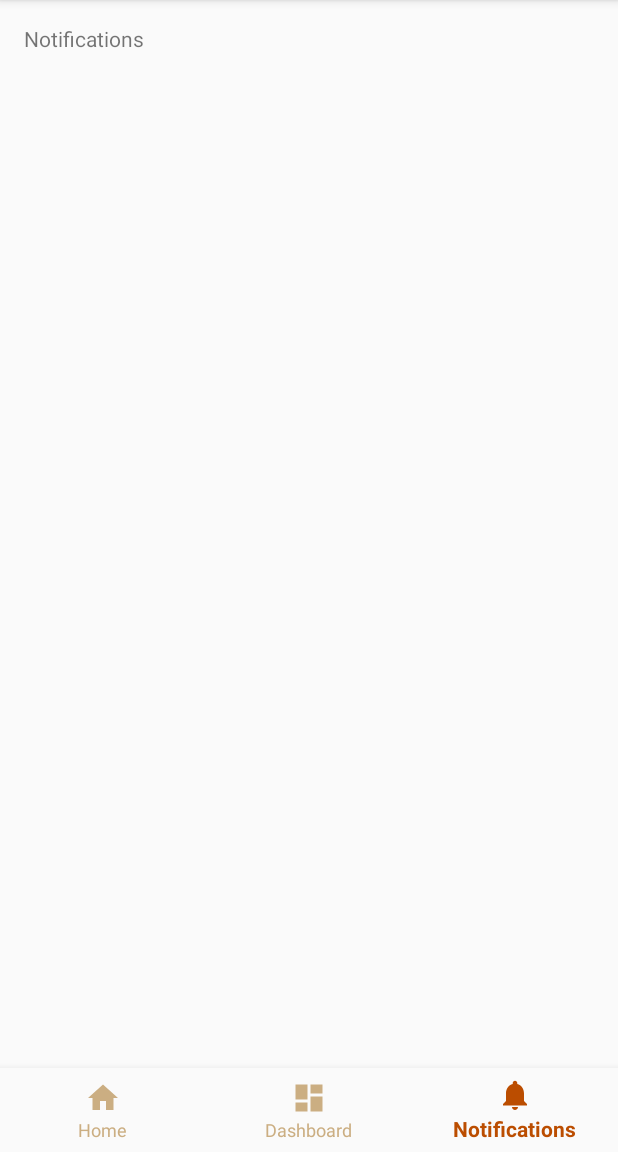
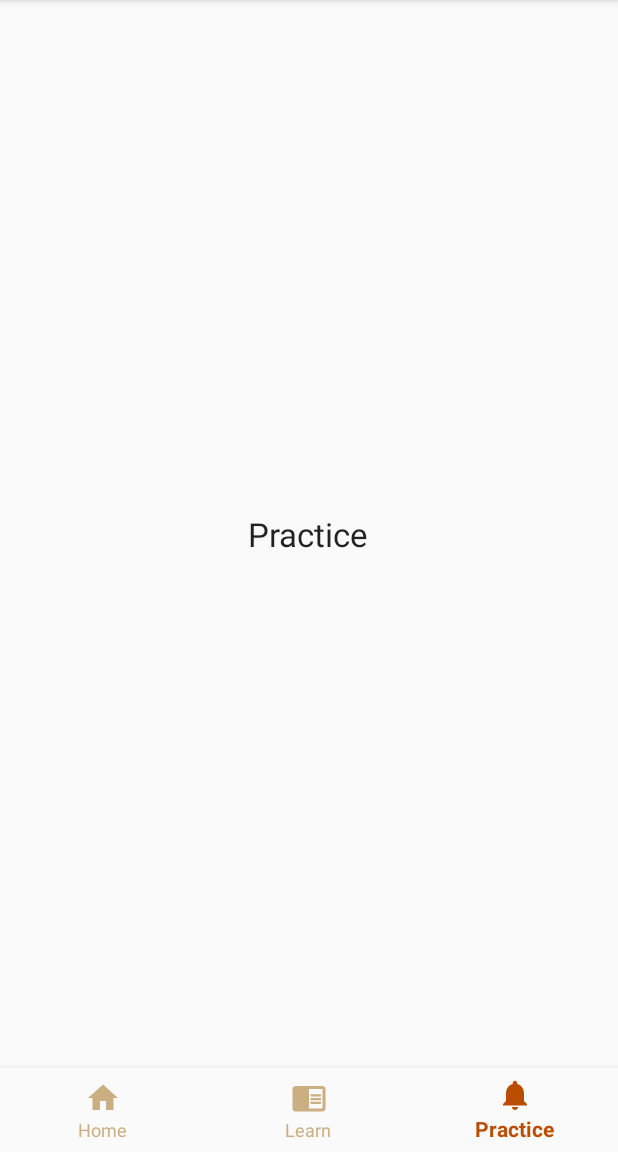
Before and after one commit to justinrxwei/solfegist, an Android app: the screen it shows after launch (MainActivity), item 3 of the bottom bar chosen, on a phone screen of 412 x 824 dp, the part 84-1236 px from its top. Run offline under Robolectric (Android 15) with nearby library versions, the phone set to English and light mode, and no system bars.

Commit message:
replaced text with fragments in bottomnavigationview

```diff
--- /dev/null
+++ b/app/src/main/java/com/justinwei/solfegist/HomeFragment.java
@@ -0,0 +1,16 @@
+package com.justinwei.solfegist;
+
+import android.os.Bundle;
+import android.support.annotation.Nullable;
+import android.support.v4.app.Fragment;
+import android.view.LayoutInflater;
+import android.view.View;
+import android.view.ViewGroup;
+
+public class HomeFragment extends Fragment {
+    @Nullable
+    @Override
+    public View onCreateView(LayoutInflater inflater, @Nullable ViewGroup container, @Nullable Bundle savedInstanceState) {
+        return inflater.inflate(R.layout.fragment_home, null);
+    }
+}
--- /dev/null
+++ b/app/src/main/java/com/justinwei/solfegist/LearnFragment.java
@@ -0,0 +1,16 @@
+package com.justinwei.solfegist;
+
+import android.os.Bundle;
+import android.support.annotation.Nullable;
+import android.support.v4.app.Fragment;
+import android.view.LayoutInflater;
+import android.view.View;
+import android.view.ViewGroup;
+
+public class LearnFragment extends Fragment {
+    @Nullable
+    @Override
+    public View onCreateView(LayoutInflater inflater, @Nullable ViewGroup container, @Nullable Bundle savedInstanceState) {
+        return inflater.inflate(R.layout.fragment_learn, null);
+    }
+}
--- a/app/src/main/java/com/justinwei/solfegist/MainActivity.java
+++ b/app/src/main/java/com/justinwei/solfegist/MainActivity.java
@@ -3,6 +3,7 @@ package com.justinwei.solfegist;
 import android.os.Bundle;
 import android.support.annotation.NonNull;
 import android.support.design.widget.BottomNavigationView;
+import android.support.v4.app.Fragment;
 import android.support.v7.app.ActionBar;
 import android.support.v7.app.AppCompatActivity;
 import android.text.Spannable;
@@ -10,38 +11,19 @@ import android.text.SpannableString;
 import android.view.MenuItem;
 import android.widget.TextView;
 
-public class MainActivity extends AppCompatActivity {
+public class MainActivity extends AppCompatActivity implements BottomNavigationView.OnNavigationItemSelectedListener{
 
-    private TextView mTextMessage;
-
-    private BottomNavigationView.OnNavigationItemSelectedListener mOnNavigationItemSelectedListener
-            = new BottomNavigationView.OnNavigationItemSelectedListener() {
-
-        @Override
-        public boolean onNavigationItemSelected(@NonNull MenuItem item) {
-            switch (item.getItemId()) {
-                case R.id.navigation_home:
-                    mTextMessage.setText(R.string.title_home);
-                    return true;
-                case R.id.navigation_dashboard:
-                    mTextMessage.setText(R.string.title_dashboard);
-                    return true;
-                case R.id.navigation_notifications:
-                    mTextMessage.setText(R.string.title_notifications);
-                    return true;
-            }
-            return false;
-        }
-    };
 
     @Override
     protected void onCreate(Bundle savedInstanceState) {
         super.onCreate(savedInstanceState);
         setContentView(R.layout.activity_main);
 
-        mTextMessage = (TextView) findViewById(R.id.message);
         BottomNavigationView navigation = (BottomNavigationView) findViewById(R.id.navigation);
-        navigation.setOnNavigationItemSelectedListener(mOnNavigationItemSelectedListener);
+        navigation.setOnNavigationItemSelectedListener(this);
+
+        //display HomeFragment on startup
+        loadFragment(new HomeFragment());
 
         //Update action bar font
         SpannableString s = new SpannableString("SOLFEGIST");
@@ -51,4 +33,37 @@ public class MainActivity extends AppCompatActivity {
         actionBar.setTitle(s);
     }
 
+    private boolean loadFragment(Fragment fragment) {
+        if (fragment != null) {
+            getSupportFragmentManager()
+                    .beginTransaction()
+                    .replace(R.id.fragment_container, fragment)
+                    .commit();
+
+            return true;
+        }
+
+        return false;
+    }
+    @Override
+    public boolean onNavigationItemSelected(@NonNull MenuItem item) {
+
+        Fragment fragment = null;
+
+        switch (item.getItemId()) {
+            case R.id.navigation_home:
+                fragment = new HomeFragment();
+                break;
+
+            case R.id.navigation_learn:
+                fragment = new LearnFragment();
+                break;
+
+            case R.id.navigation_practice:
+                fragment = new PracticeFragment();
+                break;
+
+        }
+        return loadFragment(fragment);
+    }
 }
--- /dev/null
+++ b/app/src/main/java/com/justinwei/solfegist/PracticeFragment.java
@@ -0,0 +1,16 @@
+package com.justinwei.solfegist;
+
+import android.os.Bundle;
+import android.support.annotation.Nullable;
+import android.support.v4.app.Fragment;
+import android.view.LayoutInflater;
+import android.view.View;
+import android.view.ViewGroup;
+
+public class PracticeFragment extends Fragment {
+    @Nullable
+    @Override
+    public View onCreateView(LayoutInflater inflater, @Nullable ViewGroup container, @Nullable Bundle savedInstanceState) {
+        return inflater.inflate(R.layout.fragment_practice, null);
+    }
+}
--- /dev/null
+++ b/app/src/main/res/drawable/ic_chrome_reader_mode_black_24dp.xml
@@ -0,0 +1,9 @@
+<vector xmlns:android="http://schemas.android.com/apk/res/android"
+        android:width="24dp"
+        android:height="24dp"
+        android:viewportWidth="24.0"
+        android:viewportHeight="24.0">
+    <path
+        android:fillColor="#FF000000"
+        android:pathData="M13,12h7v1.5h-7zM13,9.5h7L20,11h-7zM13,14.5h7L20,16h-7zM21,4L3,4c-1.1,0 -2,0.9 -2,2v13c0,1.1 0.9,2 2,2h18c1.1,0 2,-0.9 2,-2L23,6c0,-1.1 -0.9,-2 -2,-2zM21,19h-9L12,6h9v13z"/>
+</vector>
--- a/app/src/main/res/layout/activity_main.xml
+++ b/app/src/main/res/layout/activity_main.xml
@@ -7,29 +7,26 @@
     android:layout_height="match_parent"
     tools:context=".MainActivity">
 
-    <TextView
-        android:id="@+id/message"
-        android:layout_width="wrap_content"
-        android:layout_height="wrap_content"
-        android:layout_marginLeft="@dimen/activity_horizontal_margin"
-        android:layout_marginStart="@dimen/activity_horizontal_margin"
-        android:layout_marginTop="@dimen/activity_vertical_margin"
-        android:text="@string/title_home"
-        app:layout_constraintLeft_toLeftOf="parent"
-        app:layout_constraintTop_toTopOf="parent" />
+    <FrameLayout
+        android:id="@+id/fragment_container"
+        android:layout_width="0dp"
+        android:layout_height="0dp"
+        android:layout_marginBottom="56dp"
+        app:layout_constraintBottom_toBottomOf="parent"
+        app:layout_constraintEnd_toEndOf="parent"
+        app:layout_constraintStart_toStartOf="parent"
+        app:layout_constraintTop_toTopOf="parent"></FrameLayout>
 
     <android.support.design.widget.BottomNavigationView
         android:id="@+id/navigation"
         android:layout_width="0dp"
         android:layout_height="wrap_content"
-        android:layout_marginEnd="0dp"
-        android:layout_marginStart="0dp"
         android:background="?android:attr/windowBackground"
+        app:itemIconTint="@drawable/navigation_text_color"
+        app:itemTextColor="@drawable/navigation_text_color"
         app:layout_constraintBottom_toBottomOf="parent"
         app:layout_constraintLeft_toLeftOf="parent"
         app:layout_constraintRight_toRightOf="parent"
-        app:itemTextColor="@drawable/navigation_text_color"
-        app:itemIconTint="@drawable/navigation_text_color"
         app:menu="@menu/navigation" />
 
 </android.support.constraint.ConstraintLayout>
--- /dev/null
+++ b/app/src/main/res/layout/fragment_home.xml
@@ -0,0 +1,12 @@
+<?xml version="1.0" encoding="utf-8"?>
+<RelativeLayout xmlns:android="http://schemas.android.com/apk/res/android"
+    android:layout_width="match_parent" android:layout_height="match_parent">
+
+    <TextView
+        android:text="Home"
+        android:layout_centerHorizontal="true"
+        android:layout_centerVertical="true"
+        android:layout_width="wrap_content"
+        android:layout_height="wrap_content"
+        android:textAppearance="@style/Base.TextAppearance.AppCompat.Large"/>
+</RelativeLayout>
--- /dev/null
+++ b/app/src/main/res/layout/fragment_learn.xml
@@ -0,0 +1,12 @@
+<?xml version="1.0" encoding="utf-8"?>
+<RelativeLayout xmlns:android="http://schemas.android.com/apk/res/android"
+    android:layout_width="match_parent" android:layout_height="match_parent">
+
+    <TextView
+        android:text="Learn"
+        android:layout_centerHorizontal="true"
+        android:layout_centerVertical="true"
+        android:layout_width="wrap_content"
+        android:layout_height="wrap_content"
+        android:textAppearance="@style/Base.TextAppearance.AppCompat.Large"/>
+</RelativeLayout>
--- /dev/null
+++ b/app/src/main/res/layout/fragment_practice.xml
@@ -0,0 +1,12 @@
+<?xml version="1.0" encoding="utf-8"?>
+<RelativeLayout xmlns:android="http://schemas.android.com/apk/res/android"
+    android:layout_width="match_parent" android:layout_height="match_parent">
+
+    <TextView
+        android:text="Practice"
+        android:layout_centerHorizontal="true"
+        android:layout_centerVertical="true"
+        android:layout_width="wrap_content"
+        android:layout_height="wrap_content"
+        android:textAppearance="@style/Base.TextAppearance.AppCompat.Large"/>
+</RelativeLayout>
--- a/app/src/main/res/menu/navigation.xml
+++ b/app/src/main/res/menu/navigation.xml
@@ -7,13 +7,13 @@
         android:title="@string/title_home" />
 
     <item
-        android:id="@+id/navigation_dashboard"
-        android:icon="@drawable/ic_dashboard_black_24dp"
-        android:title="@string/title_dashboard" />
+        android:id="@+id/navigation_learn"
+        android:icon="@drawable/ic_chrome_reader_mode_black_24dp"
+        android:title="@string/title_learn" />
 
     <item
-        android:id="@+id/navigation_notifications"
+        android:id="@+id/navigation_practice"
         android:icon="@drawable/ic_notifications_black_24dp"
-        android:title="@string/title_notifications" />
+        android:title="@string/title_practice" />
 
 </menu>
--- a/app/src/main/res/values/strings.xml
+++ b/app/src/main/res/values/strings.xml
@@ -1,6 +1,6 @@
 <resources>
     <string name="app_name">Solfegist</string>
     <string name="title_home">Home</string>
-    <string name="title_dashboard">Dashboard</string>
-    <string name="title_notifications">Notifications</string>
+    <string name="title_learn">Learn</string>
+    <string name="title_practice">Practice</string>
 </resources>
```
Also changed, not shown: 1 other file.
